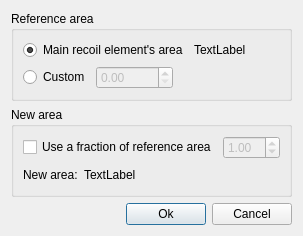
Qt form ui_files/ui_multiply_area_dialog.ui (JYU-IBA/potku) before a commit.
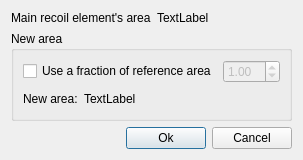
The same form after that commit.

Commit message: Removed the unnecessary custom reference area parameter.

```diff
--- a/ui_files/ui_multiply_area_dialog.ui
+++ b/ui_files/ui_multiply_area_dialog.ui
@@ -7,7 +7,7 @@
     <x>0</x>
     <y>0</y>
     <width>277</width>
-    <height>218</height>
+    <height>157</height>
    </rect>
   </property>
   <property name="sizePolicy">
@@ -31,23 +31,14 @@
   <property name="windowTitle">
    <string>Multiply Area</string>
   </property>
-  <layout class="QVBoxLayout" name="verticalLayout_7">
-   <item>
-    <widget class="QGroupBox" name="groupBox">
-     <property name="title">
-      <string>Reference area</string>
-     </property>
      <layout class="QVBoxLayout" name="verticalLayout_2">
       <item>
        <layout class="QHBoxLayout" name="horizontalLayout_2">
         <item>
-         <widget class="QRadioButton" name="mainRecoilAreaRadioButton">
+      <widget class="QLabel" name="label_2">
           <property name="text">
            <string>Main recoil element's area</string>
           </property>
-          <property name="checked">
-           <bool>true</bool>
-          </property>
          </widget>
         </item>
         <item>
@@ -58,46 +49,6 @@
          </widget>
         </item>
        </layout>
-      </item>
-      <item>
-       <layout class="QHBoxLayout" name="horizontalLayout_3">
-        <item>
-         <widget class="QRadioButton" name="customAreaRadioButton">
-          <property name="enabled">
-           <bool>true</bool>
-          </property>
-          <property name="text">
-           <string>Custom</string>
-          </property>
-         </widget>
-        </item>
-        <item>
-         <widget class="QDoubleSpinBox" name="customAreaDoubleSpinBox">
-          <property name="enabled">
-           <bool>false</bool>
-          </property>
-          <property name="maximum">
-           <double>10000.000000000000000</double>
-          </property>
-         </widget>
-        </item>
-        <item>
-         <spacer name="horizontalSpacer">
-          <property name="orientation">
-           <enum>Qt::Horizontal</enum>
-          </property>
-          <property name="sizeHint" stdset="0">
-           <size>
-            <width>40</width>
-            <height>20</height>
-           </size>
-          </property>
-         </spacer>
-        </item>
-       </layout>
-      </item>
-     </layout>
-    </widget>
    </item>
    <item>
     <widget class="QGroupBox" name="groupBox_2">
```
Lines whose indentation alone changed are shown as unchanged. The commit also changes 2 other files.
